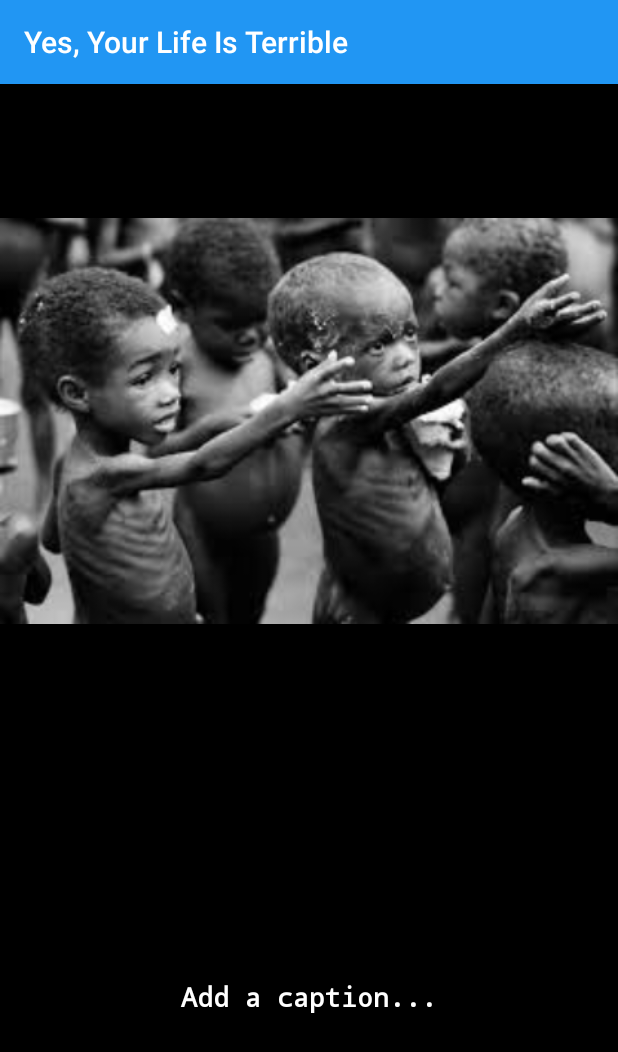
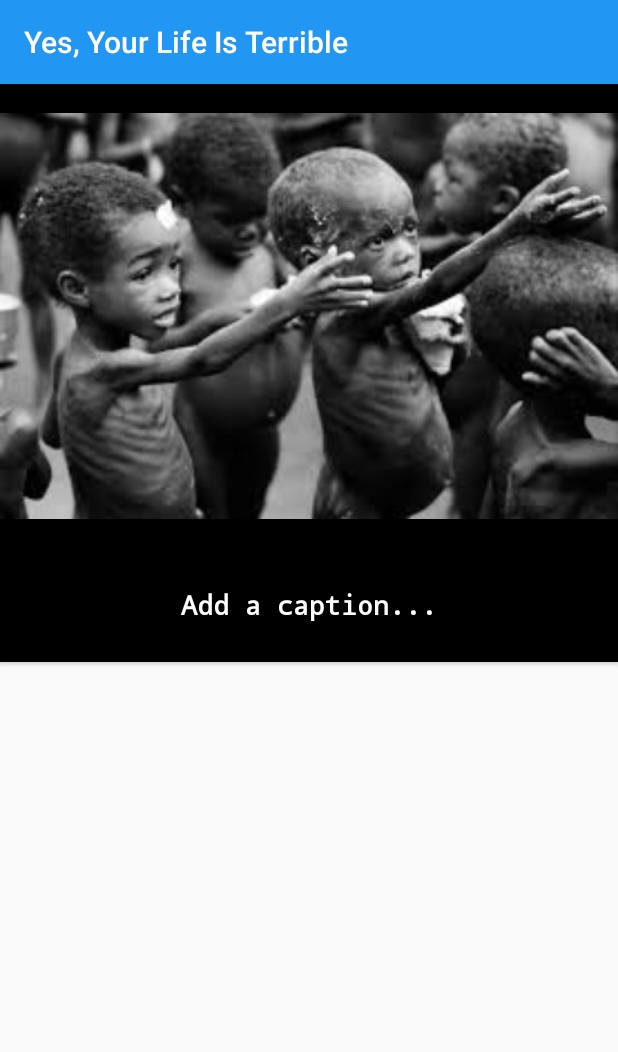
Before and after one commit to chiaramd/YYLIT-app, an Android app: the SelectionActivity screen opened directly, with no data from a screen before it, after a tap on "GENERATE A RANDOM PICTURE", on a phone screen of 412 x 824 dp. Shown: the top 1052 px of the screen. Run offline under Robolectric (Android 15) with nearby library versions, the phone set to English and light mode, and no system bars; 12 statements that could not run were skipped.

Commit message:
i hate you ellie

```diff
--- a/app/src/main/java/com/picture/PhotoActivity.java
+++ b/app/src/main/java/com/picture/PhotoActivity.java
@@ -2,6 +2,7 @@ package com.picture;
 
 import android.Manifest;
 import android.content.ContentResolver;
+import android.content.Context;
 import android.content.DialogInterface;
 import android.content.Intent;
 import android.content.pm.PackageManager;
@@ -44,12 +45,14 @@ import java.net.URL;
 import java.util.Random;
 
 import static com.example.gwc.yylit.R.id.imageView;
+import static com.example.gwc.yylit.R.id.parent;
 
 public class PhotoActivity extends AppCompatActivity {
 
 
     public Button btnCaption;
     public TextView resultText;
+    Context context = this;
 
     Bitmap anImage;
     String picID;
@@ -67,8 +70,9 @@ public class PhotoActivity extends AppCompatActivity {
         resultText = (TextView) findViewById(R.id.result);
 
         btnCaption.setOnClickListener(new View.OnClickListener() {
-            @Override
             public void onClick(View v) {
+                Log.i("TAGJDKAL", "btnCaption is working");
+
                 showInputDialog();
             }
         });
@@ -104,9 +108,13 @@ public class PhotoActivity extends AppCompatActivity {
         LayoutInflater layoutInflater = LayoutInflater.from(PhotoActivity.this);
         View promptView = layoutInflater.inflate(R.layout.input_caption, null);
         AlertDialog.Builder alertDialogBuilder = new AlertDialog.Builder(PhotoActivity.this);
+        Log.i("TAGEJKLSLDKF", "setView to promptView in alertDialogBuilder");
+
+
+        final EditText editText = (EditText) promptView.findViewById(R.id.edittext);
+
         alertDialogBuilder.setView(promptView);
 
-        final EditText editText = (EditText) promptView.findViewById(R.id.edittext);
         alertDialogBuilder.setCancelable(false).setPositiveButton("OK", new DialogInterface.OnClickListener() {
             public void onClick(DialogInterface dialog, int id) {
                 resultText.setText(R.string.caption_Added);
@@ -114,7 +122,7 @@ public class PhotoActivity extends AppCompatActivity {
 
                 try {
                     URL url = new URL(name);
-                    Drawable captiondraw = new BitmapDrawable(BitmapFactory.decodeStream(url.openConnection().getInputStream()));
+                    Drawable captiondraw = new BitmapDrawable(context.getResources(), BitmapFactory.decodeStream(url.openConnection().getInputStream()));
 
                 } catch (Exception ex) {}
 
@@ -125,6 +133,7 @@ public class PhotoActivity extends AppCompatActivity {
                 btnCaption.setVisibility(View.INVISIBLE);
             }
         });
+        alertDialogBuilder.show();
     }
 
 
--- a/app/src/main/res/layout/activity_photo.xml
+++ b/app/src/main/res/layout/activity_photo.xml
@@ -27,7 +27,7 @@
     <ImageView
         android:id="@+id/imageView"
         android:layout_width="match_parent"
-        android:layout_height="449dp"
+        android:layout_height="309dp"
         android:background="@android:color/black"
         app:srcCompat="@drawable/android" />
 
@@ -36,7 +36,7 @@
     <Button
         android:id="@+id/btnCaption"
         android:layout_width="match_parent"
-        android:layout_height="match_parent"
+        android:layout_height="76dp"
         android:background="@android:color/black"
         android:fontFamily="monospace"
         android:text="@string/caption"
@@ -47,7 +47,11 @@
 
     <TextView
         android:id="@+id/result"
+        android:textColor="@android:color/white"
         android:layout_width="wrap_content"
         android:layout_height="wrap_content"
-        android:textAppearance="?android:attr/textAppearanceLarge" />
+        android:background="@android:color/black"
+        android:textAppearance="?android:attr/textAppearanceLarge"
+        android:layout_weight="0.21" />
+
 </LinearLayout>
--- a/app/src/main/res/layout/input_caption.xml
+++ b/app/src/main/res/layout/input_caption.xml
@@ -11,5 +11,6 @@
         android:layout_width="fill_parent"
         android:layout_height="wrap_content"
         android:hint="@string/enterCaption"
-        android:padding="10dp" />
+        android:padding="10dp"
+        android:background="@color/accent"/>
 </LinearLayout>
--- a/app/src/main/res/values/commute_array.xml
+++ b/app/src/main/res/values/commute_array.xml
@@ -1,8 +1,17 @@
 <?xml version="1.0" encoding="utf-8"?>
 <resources>
     <array name="CommuteArray">
-        <item>@drawable/hunger2</item>
-        <item>@drawable/hunger1</item>
+        <item>@drawable/commute1</item>
+        <item>@drawable/commute2</item>
+        <item>@drawable/commute3</item>
+        <item>@drawable/commute4</item>
+        <item>@drawable/commute5</item>
+        <item>@drawable/commute6</item>
+        <item>@drawable/commute7</item>
+        <item>@drawable/commute8</item>
+        <item>@drawable/commute9</item>
+        <item>@drawable/commute10</item>
+
     </array>
 
 </resources>
--- a/app/src/main/res/values/technology_array.xml
+++ b/app/src/main/res/values/technology_array.xml
@@ -2,6 +2,16 @@
 <resources>
     <array name="TechArray">
         <item>@drawable/technology1</item>
+        <item>@drawable/technology2</item>
+        <item>@drawable/technology3</item>
+        <item>@drawable/technology4</item>
+        <item>@drawable/technology5</item>
+        <item>@drawable/technology6</item>
+        <item>@drawable/technology7</item>
+        <item>@drawable/technology8</item>
+        <item>@drawable/technology9</item>
+        <item>@drawable/technology10</item>
+
     </array>
 
 </resources>
```
